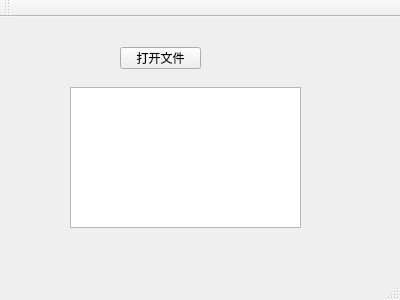
Before: the Qt Designer form mainwindow.ui in stephenxudong/CMMCompiler, drawn with Qt 5.
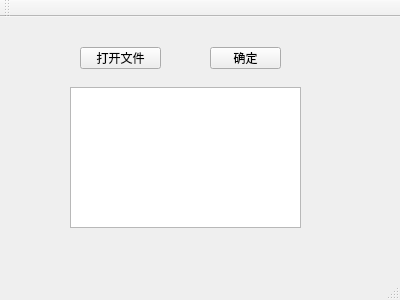
After: the same form once the commit is applied.

Diff of the .ui file:
```diff
--- a/mainwindow.ui
+++ b/mainwindow.ui
@@ -17,7 +17,7 @@
    <widget class="QToolButton" name="toolButton">
     <property name="geometry">
      <rect>
-      <x>120</x>
+      <x>80</x>
       <y>30</y>
       <width>81</width>
       <height>22</height>
@@ -37,6 +37,19 @@
      </rect>
     </property>
    </widget>
+   <widget class="QToolButton" name="okBtn">
+    <property name="geometry">
+     <rect>
+      <x>210</x>
+      <y>30</y>
+      <width>71</width>
+      <height>22</height>
+     </rect>
+    </property>
+    <property name="text">
+     <string>确定</string>
+    </property>
+   </widget>
   </widget>
   <widget class="QMenuBar" name="menuBar">
    <property name="geometry">
```
